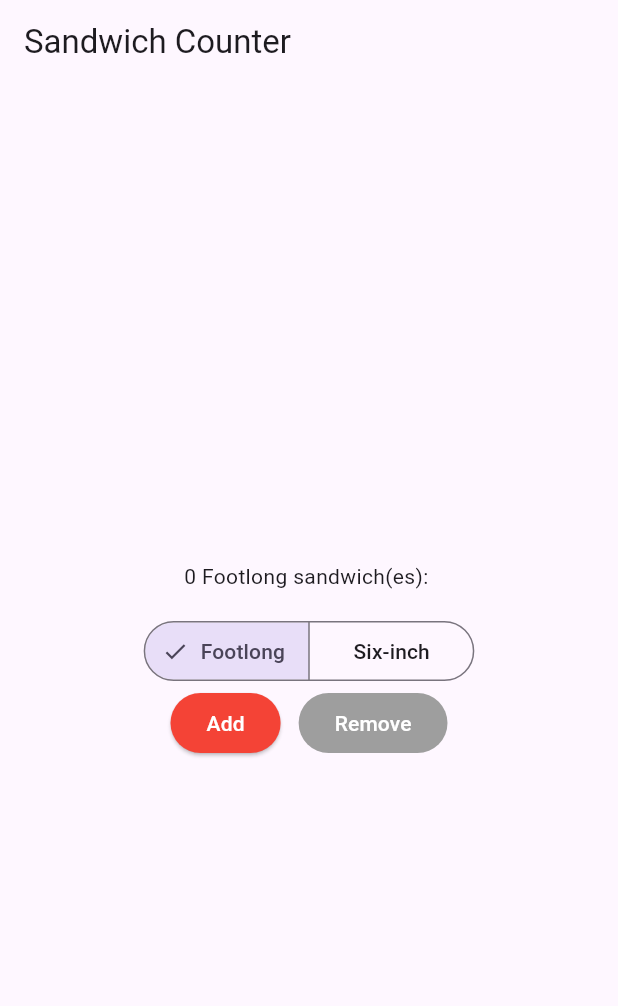
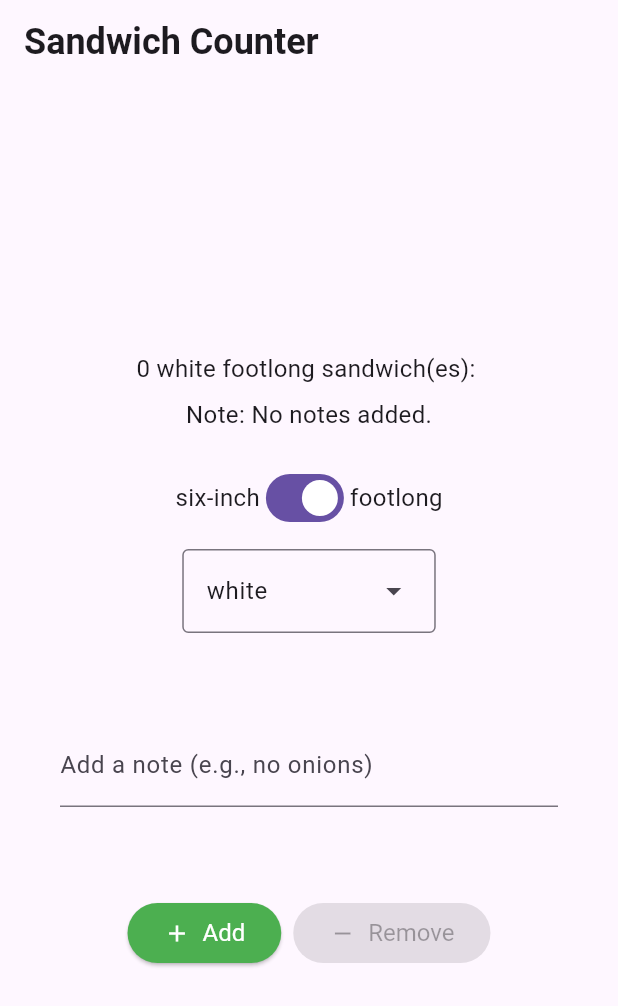
Before and after one commit to Joyeehing/dartprogramming--Y2-, a Flutter app: the screen it shows after launch, on a phone screen of 412 x 824 dp. Shown: the top 1006 px of the screen. Run offline on Flutter 3.47's test engine with Material 3 defaults, Android fonts, the phone set to English and light mode, and no system bars.

Commit message:
Refactor order management by implementing OrderRepository for quantity handling and enhance OrderScreen with bread type selection and notes functionality

```diff
--- a/sandwich_shop/lib/main.dart
+++ b/sandwich_shop/lib/main.dart
@@ -1,9 +1,12 @@
-import 'package:flutter/material.dart';
 import 'package:sandwich_shop/views/app_styles.dart';
+import 'package:sandwich_shop/repositories/order_repository.dart';
+
 
 void main() {
   runApp(const App());
 }
+
+enum BreadType { white, wheat, wholemeal }
 
 class App extends StatelessWidget {
   const App({super.key});
@@ -29,73 +32,139 @@ class OrderScreen extends StatefulWidget {
 }
 
 class _OrderScreenState extends State<OrderScreen> {
-  int _quantity = 0;
-  String _selectedType = 'Footlong'; // NEW: selected sandwich size
+  late final OrderRepository _orderRepository;
+  final TextEditingController _notesController = TextEditingController();
+  bool _isFootlong = true;
+  BreadType _selectedBreadType = BreadType.white;
 
-  void _increaseQuantity() {
-    if (_quantity < widget.maxQuantity) {
-      setState(() => _quantity++);
+  @override
+  void initState() {
+    super.initState();
+    _orderRepository = OrderRepository(maxQuantity: widget.maxQuantity);
+    _notesController.addListener(() {
+      setState(() {});
+    });
+  }
+
+  @override
+  void dispose() {
+    _notesController.dispose();
+    super.dispose();
+  }
+
+  VoidCallback? _getIncreaseCallback() {
+    if (_orderRepository.canIncrement) {
+      return () => setState(_orderRepository.increment);
+    }
+    return null;
+  }
+
+  VoidCallback? _getDecreaseCallback() {
+    if (_orderRepository.canDecrement) {
+      return () => setState(_orderRepository.decrement);
+    }
+    return null;
+  }
+
+  void _onSandwichTypeChanged(bool value) {
+    setState(() => _isFootlong = value);
+  }
+
+  void _onBreadTypeSelected(BreadType? value) {
+    if (value != null) {
+      setState(() => _selectedBreadType = value);
     }
   }
 
-  void _decreaseQuantity() {
-    if (_quantity > 0) {
-      setState(() => _quantity--);
+  List<DropdownMenuEntry<BreadType>> _buildDropdownEntries() {
+    List<DropdownMenuEntry<BreadType>> entries = [];
+    for (BreadType bread in BreadType.values) {
+      DropdownMenuEntry<BreadType> newEntry = DropdownMenuEntry<BreadType>(
+        value: bread,
+        label: bread.name,
+      );
+      entries.add(newEntry);
     }
+    return entries;
   }
 
   @override
   Widget build(BuildContext context) {
+    String sandwichType = 'footlong';
+    if (!_isFootlong) {
+      sandwichType = 'six-inch';
+    }
+
+    String noteForDisplay;
+    if (_notesController.text.isEmpty) {
+      noteForDisplay = 'No notes added.';
+    } else {
+      noteForDisplay = _notesController.text;
+    }
+
     return Scaffold(
       appBar: AppBar(
-        title: const Text('Sandwich Counter'),
+        title: const Text(
+          'Sandwich Counter',
+          style: heading1,
+        ),
       ),
       body: Center(
         child: Column(
           mainAxisAlignment: MainAxisAlignment.center,
           children: <Widget>[
             OrderItemDisplay(
-              _quantity,
-              _selectedType,
+              quantity: _orderRepository.quantity,
+              itemType: sandwichType,
+              breadType: _selectedBreadType,
+              orderNote: noteForDisplay,
             ),
-            const SizedBox(height: 16),
-            SegmentedButton<String>(
-              segments: const <ButtonSegment<String>>[
-                ButtonSegment(value: 'Footlong', label: Text('Footlong')),
-                ButtonSegment(value: 'Six-inch', label: Text('Six-inch')),
-              ],
-              selected: <String>{_selectedType},
-              onSelectionChanged: (Set<String> newSelection) {
-                setState(() => _selectedType = newSelection.first);
-              },
-            ),
+            const SizedBox(height: 20),
             Row(
               mainAxisAlignment: MainAxisAlignment.center,
               children: [
-                SizedBox(
-                  child: ElevatedButton(
-                    onPressed: _quantity < widget.maxQuantity ? _increaseQuantity : null,
-                    style: ButtonStyle(
-                      backgroundColor: WidgetStateProperty.resolveWith<Color?>(
-                        (states) => states.contains(WidgetState.disabled) ? Colors.grey : Colors.red,
-                      ),
-                      foregroundColor: WidgetStateProperty.all(Colors.white),
-                    ),
-                    child: const Text('Add'),
-                  ),
+                const Text('six-inch', style: normalText),
+                Switch(
+                  value: _isFootlong,
+                  onChanged: _onSandwichTypeChanged,
                 ),
-                const SizedBox(width: 12),
-                SizedBox(
-                  child: ElevatedButton(
-                    onPressed: _quantity > 0 ? _decreaseQuantity : null,
-                    style: ButtonStyle(
-                      backgroundColor: WidgetStateProperty.resolveWith<Color?>(
-                        (states) => states.contains(WidgetState.disabled) ? Colors.grey : Colors.red,
-                      ),
-                      foregroundColor: WidgetStateProperty.all(Colors.white),
-                    ),
-                    child: const Text('Remove'),
-                  ),
+                const Text('footlong', style: normalText),
+              ],
+            ),
+            const SizedBox(height: 10),
+            DropdownMenu<BreadType>(
+              textStyle: normalText,
+              initialSelection: _selectedBreadType,
+              onSelected: _onBreadTypeSelected,
+              dropdownMenuEntries: _buildDropdownEntries(),
+            ),
+            const SizedBox(height: 20),
+            Padding(
+              padding: const EdgeInsets.all(40.0),
+              child: TextField(
+                key: const Key('notes_textfield'),
+                controller: _notesController,
+                decoration: const InputDecoration(
+                  labelText: 'Add a note (e.g., no onions)',
+                ),
+              ),
+            ),
+            const SizedBox(height: 20),
+            Row(
+              mainAxisAlignment: MainAxisAlignment.center,
+              children: [
+                StyledButton(
+                  onPressed: _getIncreaseCallback(),
+                  icon: Icons.add,
+                  label: 'Add',
+                  backgroundColor: Colors.green,
+                ),
+                const SizedBox(width: 8),
+                StyledButton(
+                  onPressed: _getDecreaseCallback(),
+                  icon: Icons.remove,
+                  label: 'Remove',
+                  backgroundColor: Colors.red,
                 ),
               ],
             ),
@@ -106,16 +175,73 @@ class _OrderScreenState extends State<OrderScreen> {
   }
 }
 
-class OrderItemDisplay extends StatelessWidget {
-  final String itemType;
-  final int quantity;
+class StyledButton extends StatelessWidget {
+  final VoidCallback? onPressed;
+  final IconData icon;
+  final String label;
+  final Color backgroundColor;
 
-  const OrderItemDisplay(this.quantity, this.itemType, {super.key});
+  const StyledButton({
+    super.key,
+    required this.onPressed,
+    required this.icon,
+    required this.label,
+    required this.backgroundColor,
+  });
 
   @override
   Widget build(BuildContext context) {
-    return Center(
-      child: Text('$quantity $itemType sandwich(es): ${'🥪' * quantity}'),
+    ButtonStyle myButtonStyle = ElevatedButton.styleFrom(
+      backgroundColor: backgroundColor,
+      foregroundColor: Colors.white,
+      textStyle: normalText,
+    );
+
+    return ElevatedButton(
+      onPressed: onPressed,
+      style: myButtonStyle,
+      child: Row(
+        children: [
+          Icon(icon),
+          const SizedBox(width: 8),
+          Text(label),
+        ],
+      ),
+    );
+  }
+}
+
+class OrderItemDisplay extends StatelessWidget {
+  final int quantity;
+  final String itemType;
+  final BreadType breadType;
+  final String orderNote;
+
+  const OrderItemDisplay({
+    super.key,
+    required this.quantity,
+    required this.itemType,
+    required this.breadType,
+    required this.orderNote,
+  });
+
+  @override
+  Widget build(BuildContext context) {
+    String displayText =
+        '$quantity ${breadType.name} $itemType sandwich(es): ${'🥪' * quantity}';
+
+    return Column(
+      children: [
+        Text(
+          displayText,
+          style: normalText,
+        ),
+        const SizedBox(height: 8),
+        Text(
+          'Note: $orderNote',
+          style: normalText,
+        ),
+      ],
     );
   }
 }
--- /dev/null
+++ b/sandwich_shop/lib/repositories/order_repository.dart
@@ -0,0 +1,23 @@
+class OrderRepository {
+  int _quantity = 0;
+  final int maxQuantity;
+
+  OrderRepository({required this.maxQuantity});
+
+  int get quantity => _quantity;
+
+  bool get canIncrement => _quantity < maxQuantity;
+  bool get canDecrement => _quantity > 0;
+
+  void increment() {
+    if (canIncrement) {
+      _quantity++;
+    }
+  }
+
+  void decrement() {
+    if (canDecrement) {
+      _quantity--;
+    }
+  }
+}
```
